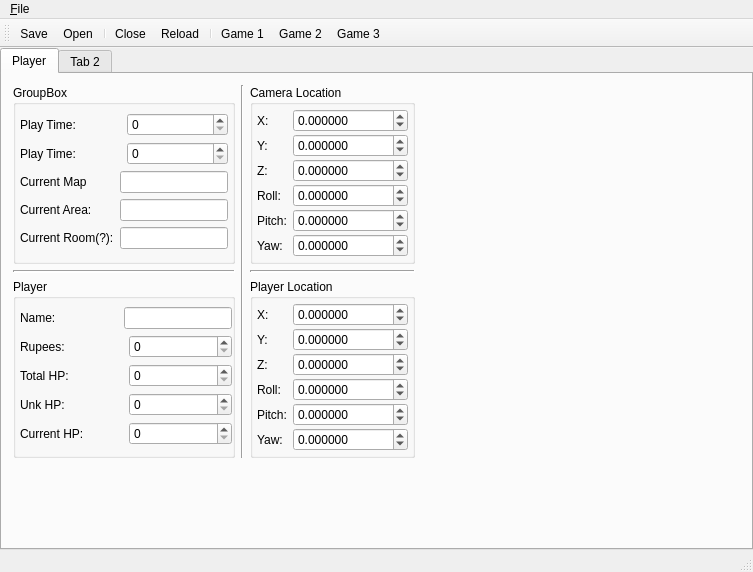
This is save editor/SS_SaveEditor/mainwindow.ui in Antidote/skyward-sword-save-editor as Qt 5 draws it before an edit. The edited form follows.
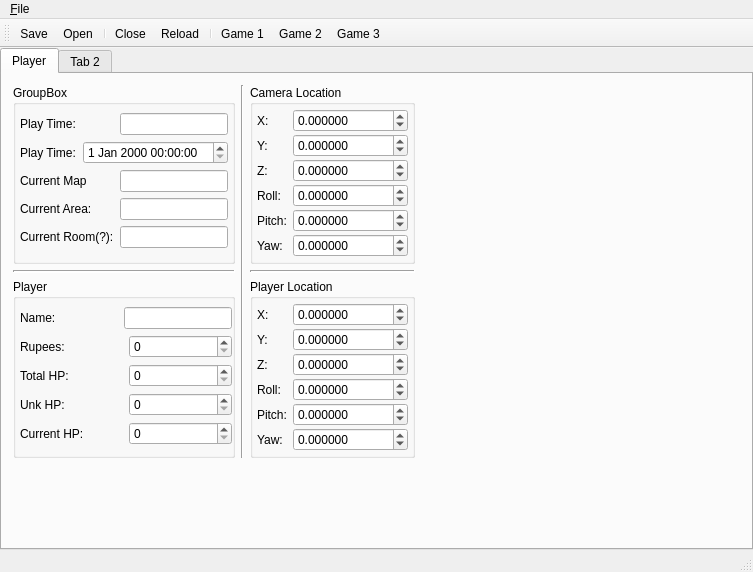
This is the edited form.

Commit message: Experimental Time editing (work in progress)

What changed in the file:
```diff
--- a/save editor/SS_SaveEditor/mainwindow.ui
+++ b/save editor/SS_SaveEditor/mainwindow.ui
@@ -57,7 +57,14 @@
                   </widget>
                  </item>
                  <item>
-                  <widget class="QSpinBox" name="playTimeSpinBox"/>
+                  <widget class="QLineEdit" name="playTimeLineEdit">
+                   <property name="sizePolicy">
+                    <sizepolicy hsizetype="Fixed" vsizetype="Fixed">
+                     <horstretch>0</horstretch>
+                     <verstretch>0</verstretch>
+                    </sizepolicy>
+                   </property>
+                  </widget>
                  </item>
                 </layout>
                </item>
@@ -71,7 +78,7 @@
                   </widget>
                  </item>
                  <item>
-                  <widget class="QSpinBox" name="saveTimeSpinBox"/>
+                  <widget class="QDateTimeEdit" name="saveTimeEdit"/>
                  </item>
                 </layout>
                </item>
```
Left out of the diff: 2 changed lines with no effect on the pictures. The commit also changes 3 other files.
